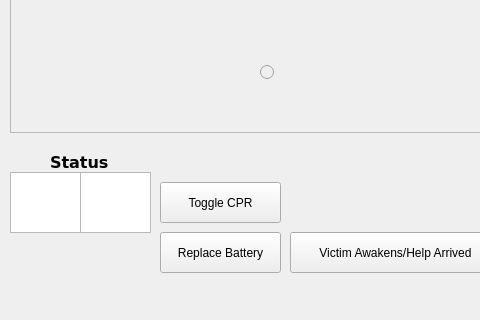
The window that src/aed-sim/mainwindow.ui (zachtes13/comp3004_aed-sim) describes before a commit, drawn with Qt 5; both pictures show x 0 to 480 and y 378 to 698 of the 961 by 698 pixel window.
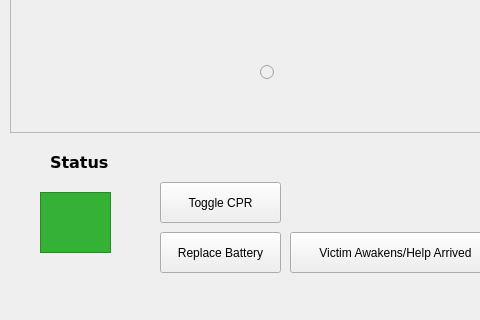
The same window after the commit.

Commit message: Add AED status functionality

The edit to the form file:
```diff
--- a/src/aed-sim/mainwindow.ui
+++ b/src/aed-sim/mainwindow.ui
@@ -427,17 +427,14 @@
    <widget class="QTextBrowser" name="statusDisplay">
     <property name="geometry">
      <rect>
-      <x>10</x>
-      <y>550</y>
+      <x>40</x>
+      <y>570</y>
       <width>71</width>
       <height>61</height>
      </rect>
     </property>
     <property name="styleSheet">
-     <string notr="true">background-color: #006500;
-
-/* When lit 
-background-color: #35B235;
+     <string notr="true">background-color: #35B235;
 </string>
     </property>
    </widget>
@@ -488,23 +485,6 @@
      <string>Toggle CPR</string>
     </property>
    </widget>
-   <widget class="QTextBrowser" name="statusDisplay2">
-    <property name="geometry">
-     <rect>
-      <x>80</x>
-      <y>550</y>
-      <width>71</width>
-      <height>61</height>
-     </rect>
-    </property>
-    <property name="styleSheet">
-     <string notr="true">background-color: #8B0000;
-
-/* When lit 
-background-color: #D84141;
-</string>
-    </property>
-   </widget>
    <widget class="QPushButton" name="applyElectrodeButton">
     <property name="geometry">
      <rect>
```
The commit also changes 5 other files.
